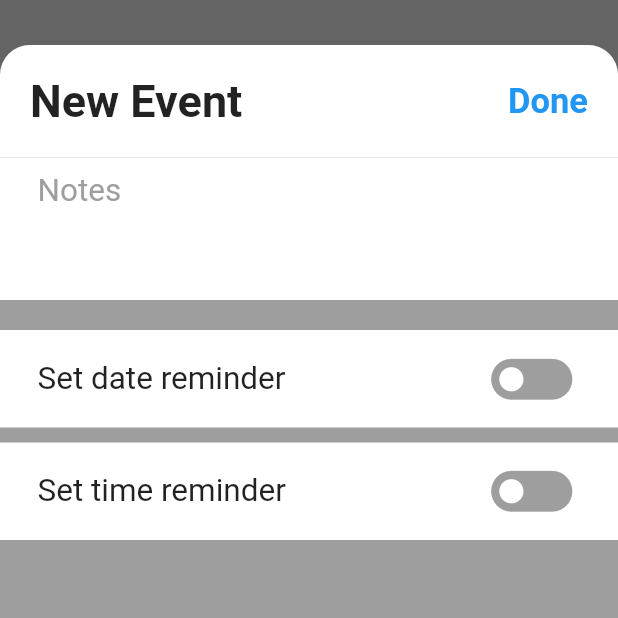
After one commit to Samaritan1011001/flutterAcmFall, a Flutter app: the AddEventScreen screen opened directly, after a tap on the "radio button unchecked" icon, after a tap on the "info outline" icon, on a phone screen of 412 x 824 dp, the top half of it. The commit adds this screen. Run offline on Flutter 3.47's test engine with Material 2 defaults, Android fonts, the phone set to English and light mode, and no system bars.

Commit message:
Added event screen

```diff
--- a/lib/main.dart
+++ b/lib/main.dart
@@ -1,5 +1,6 @@
 import 'package:flutter/material.dart';
 import 'package:flutterAcmFall/screens/home_screen.dart';
+import 'package:flutterAcmFall/screens/add_event_screen.dart';
 
 void main() {
   runApp(MyApp());
--- /dev/null
+++ b/lib/screens/add_event_screen.dart
@@ -0,0 +1,375 @@
+import 'package:flutter/material.dart';
+import 'package:flutter/cupertino.dart';
+
+class AddEventScreen extends StatefulWidget {
+  AddEventScreen({Key key}) : super(key: key);
+
+  @override
+  _AddEventScreen createState() => _AddEventScreen();
+}
+
+class _AddEventScreen extends State<AddEventScreen> {
+  bool _openMoreSetting = false;
+  bool _isDone = false;
+  String _eventTitle;
+  String _eventNote;
+  bool _setDate = false;
+  DateTime _eventDate = DateTime.now();
+  bool _setTime = false;
+  DateTime _eventTime = DateTime.now();
+
+  void _onChangeEventTitle(String eventTitle) {
+    setState(() {
+      _eventTitle = eventTitle;
+    });
+  }
+
+  void _onChangeNote(String note) {
+    setState(() {
+      _eventNote = note;
+    });
+  }
+
+  void _toggleDate() {
+    setState(() {
+      _setDate = !_setDate;
+    });
+  }
+
+  void _onChangeDate(DateTime date) {
+    setState(() {
+      _eventDate = date;
+    });
+  }
+
+  void _toggleTime() {
+    setState(() {
+      _setTime = !_setTime;
+    });
+  }
+
+  void _onChangeTime(DateTime time) {
+    setState(() {
+      _eventTime = time;
+    });
+  }
+
+  void _closeMoreSetting() {
+    FocusScope.of(context).requestFocus(new FocusNode());
+    setState(() {
+      _openMoreSetting = false;
+    });
+  }
+
+  @override
+  Widget build(BuildContext context) {
+    return Scaffold(
+        body: SafeArea(
+            child: GestureDetector(
+      behavior: HitTestBehavior.opaque,
+      onTap: () {
+        FocusScope.of(context).requestFocus(new FocusNode());
+      },
+      child: Stack(children: <Widget>[
+        Column(children: <Widget>[
+          // Header bar: Cancel and Done button
+          Container(
+              child: Row(
+                  mainAxisAlignment: MainAxisAlignment.spaceBetween,
+                  children: <Widget>[
+                // Cancel button: Return null object
+                InkWell(
+                    onTap: () {
+                      FocusScope.of(context).requestFocus(new FocusNode());
+                      print("Add Event Canceled");
+                    },
+                    highlightColor: Colors.transparent,
+                    splashColor: Colors.transparent,
+                    child: Padding(
+                        padding: EdgeInsets.symmetric(
+                            horizontal: 20.0, vertical: 25.0),
+                        child: Text("Cancel",
+                            style: TextStyle(
+                                color: Colors.blue,
+                                fontSize: 23,
+                                fontWeight: FontWeight.normal)))),
+                // Done button: Return task obj (or add to task list)
+                InkWell(
+                    onTap: () {
+                      FocusScope.of(context).requestFocus(new FocusNode());
+                      (_eventTitle != null && _eventTitle != '')
+                          ? print("Add Event Done: $_eventTitle")
+                          : print("Empty event");
+                    },
+                    highlightColor: Colors.transparent,
+                    splashColor: Colors.transparent,
+                    child: Padding(
+                        padding: EdgeInsets.symmetric(
+                            horizontal: 20.0, vertical: 25.0),
+                        child: Text("Done",
+                            style: TextStyle(
+                                color:
+                                    (_eventTitle != null && _eventTitle != '')
+                                        ? Colors.blue
+                                        : Colors.grey,
+                                fontSize: 23,
+                                fontWeight: FontWeight.bold)))),
+              ])),
+          // Main body: enter Task name and date
+          Container(
+              child: Padding(
+                  padding: EdgeInsets.only(top: 20.0),
+                  child: Row(children: <Widget>[
+                    // Radio Button
+                    InkWell(
+                        onTap: () {
+                          setState(() {
+                            _isDone = !_isDone;
+                          });
+                        },
+                        highlightColor: Colors.transparent,
+                        splashColor: Colors.transparent,
+                        child: Padding(
+                            padding: EdgeInsets.only(left: 20.0),
+                            child: _isDone
+                                ? Icon(Icons.radio_button_checked,
+                                    color: Colors.blue, size: 35)
+                                : Icon(Icons.radio_button_unchecked,
+                                    color: Colors.grey, size: 35))),
+                    // Task text
+                    Expanded(
+                        child: TextField(
+                      onChanged: _onChangeEventTitle,
+                      decoration: InputDecoration(
+                          hintText: "What do you want to do?",
+                          hintStyle:
+                              TextStyle(fontSize: 23, color: Colors.grey),
+                          border: InputBorder.none,
+                          contentPadding:
+                              EdgeInsets.symmetric(horizontal: 10.0)),
+                      style: TextStyle(fontSize: 24, color: Colors.black),
+                    )),
+                    // More info button: add date and time
+                    InkWell(
+                        onTap: () {
+                          FocusScope.of(context).requestFocus(new FocusNode());
+                          setState(() {
+                            _openMoreSetting = true;
+                          });
+                        },
+                        highlightColor: Colors.transparent,
+                        splashColor: Colors.transparent,
+                        child: Padding(
+                            padding: EdgeInsets.only(right: 20, left: 5),
+                            child: Icon(Icons.info_outline,
+                                color: Colors.blue, size: 30)))
+                  ])))
+        ]),
+        _openMoreSetting
+            ? AnimatedContainer(
+                duration: Duration(milliseconds: 1000),
+                color: Color.fromRGBO(100, 100, 100, 80))
+            : Container(),
+        _openMoreSetting
+            ? MoreEventSetting(
+                eventTitle: _eventTitle,
+                note: _eventNote,
+                isOpen: _openMoreSetting,
+                eventDate: _eventDate,
+                setDate: _setDate,
+                eventTime: _eventTime,
+                setTime: _setTime,
+                onChangeNote: _onChangeNote,
+                toggleDate: _toggleDate,
+                onChangeDate: _onChangeDate,
+                toggleTime: _toggleTime,
+                onChangeTime: _onChangeTime,
+                closeSetting: _closeMoreSetting,
+              )
+            : Container(),
+      ]),
+    )));
+  }
+}
+
+class MoreEventSetting extends StatefulWidget {
+  MoreEventSetting(
+      {Key key,
+      this.eventTitle,
+      this.note,
+      this.isOpen,
+      this.eventDate,
+      this.setDate,
+      this.eventTime,
+      this.setTime,
+      @required this.onChangeNote,
+      @required this.toggleDate,
+      @required this.onChangeDate,
+      @required this.toggleTime,
+      @required this.onChangeTime,
+      @required this.closeSetting})
+      : super(key: key);
+
+  String eventTitle;
+  String note;
+  bool isOpen;
+  bool setDate;
+  DateTime eventDate;
+  bool setTime;
+  DateTime eventTime;
+  final Function onChangeNote;
+  final Function toggleDate;
+  final Function onChangeDate;
+  final Function toggleTime;
+  final Function onChangeTime;
+  final Function closeSetting;
+
+  _MoreEventSetting createState() => _MoreEventSetting();
+}
+
+class _MoreEventSetting extends State<MoreEventSetting> {
+  @override
+  Widget build(BuildContext context) {
+    double _settingYOffSet = widget.isOpen ? 30 : 0;
+    String _eventTitle = (widget.eventTitle != null && widget.eventTitle != '')
+        ? '${widget.eventTitle.substring(0, 15)}...'
+        : 'New Event';
+
+    return GestureDetector(
+        behavior: HitTestBehavior.opaque,
+        onTap: () {
+          FocusScope.of(context).requestFocus(new FocusNode());
+        },
+        child: AnimatedContainer(
+            curve: Curves.fastLinearToSlowEaseIn,
+            duration: Duration(milliseconds: 1000),
+            transform: Matrix4.translationValues(0, _settingYOffSet, 1),
+            decoration: BoxDecoration(
+                color: Colors.grey,
+                borderRadius: BorderRadius.only(
+                  topLeft: Radius.circular(20.0),
+                  topRight: Radius.circular(20.0),
+                )),
+            child: Column(children: <Widget>[
+              Container(
+                  decoration: BoxDecoration(
+                      color: Colors.white,
+                      borderRadius: BorderRadius.only(
+                        topLeft: Radius.circular(20.0),
+                        topRight: Radius.circular(20.0),
+                      )),
+                  child: Row(
+                      mainAxisAlignment: MainAxisAlignment.spaceBetween,
+                      children: <Widget>[
+                        Expanded(
+                            child: Padding(
+                                padding: EdgeInsets.symmetric(
+                                    horizontal: 20.0, vertical: 20.0),
+                                child: Text(_eventTitle,
+                                    style: TextStyle(
+                                        fontSize: 30,
+                                        fontWeight: FontWeight.bold)))),
+                        InkWell(
+                            onTap: widget.closeSetting,
+                            highlightColor: Colors.transparent,
+                            splashColor: Colors.transparent,
+                            child: Padding(
+                                padding: EdgeInsets.symmetric(
+                                    horizontal: 20.0, vertical: 20.0),
+                                child: Text("Done",
+                                    style: TextStyle(
+                                        color: Colors.blue,
+                                        fontSize: 23,
+                                        fontWeight: FontWeight.bold)))),
+                      ])),
+              Column(children: <Widget>[
+                Padding(
+                    padding: EdgeInsets.only(bottom: 10),
+                    child: Container(
+                        color: Colors.white,
+                        child: TextFormField(
+                          keyboardType: TextInputType.multiline,
+                          maxLines: 3,
+                          initialValue: widget.note,
+                          onChanged: widget.onChangeNote,
+                          decoration: InputDecoration(
+                              hintText: "Notes",
+                              hintStyle:
+                                  TextStyle(fontSize: 21, color: Colors.grey),
+                              border: InputBorder.none,
+                              contentPadding: EdgeInsets.symmetric(
+                                  horizontal: 25.0, vertical: 10.0)),
+                          style: TextStyle(fontSize: 21, color: Colors.black),
+                        ))),
+                Padding(
+                    padding: EdgeInsets.only(top: 10),
+                    child: Container(
+                      color: Colors.white,
+                      child: Padding(
+                          padding: EdgeInsets.symmetric(horizontal: 25.0),
+                          child: Row(
+                              mainAxisAlignment: MainAxisAlignment.spaceBetween,
+                              children: <Widget>[
+                                Text("Set date reminder",
+                                    style: TextStyle(fontSize: 21)),
+                                InkWell(
+                                    onTap: widget.toggleDate,
+                                    highlightColor: Colors.transparent,
+                                    splashColor: Colors.transparent,
+                                    child: Icon(
+                                        (widget.setDate
+                                            ? Icons.toggle_on
+                                            : Icons.toggle_off),
+                                        color: (widget.setDate
+                                            ? Colors.green
+                                            : Colors.grey),
+                                        size: 65)),
+                              ])),
+                    )),
+                widget.setDate
+                    ? Container(
+                        color: Colors.white,
+                        height: 130,
+                        child: CupertinoDatePicker(
+                            initialDateTime: widget.eventDate,
+                            mode: CupertinoDatePickerMode.date,
+                            onDateTimeChanged: widget.onChangeDate))
+                    : Container(),
+                Padding(
+                    padding: EdgeInsets.only(top: 10),
+                    child: Container(
+                      color: Colors.white,
+                      child: Padding(
+                          padding: EdgeInsets.symmetric(horizontal: 25.0),
+                          child: Row(
+                              mainAxisAlignment: MainAxisAlignment.spaceBetween,
+                              children: <Widget>[
+                                Text("Set time reminder",
+                                    style: TextStyle(fontSize: 21)),
+                                InkWell(
+                                    onTap: widget.toggleTime,
+                                    highlightColor: Colors.transparent,
+                                    splashColor: Colors.transparent,
+                                    child: Icon(
+                                        (widget.setTime
+                                            ? Icons.toggle_on
+                                            : Icons.toggle_off),
+                                        color: (widget.setTime
+                                            ? Colors.green
+                                            : Colors.grey),
+                                        size: 65)),
+                              ])),
+                    )),
+                widget.setTime
+                    ? Container(
+                        color: Colors.white,
+                        height: 130,
+                        child: CupertinoDatePicker(
+                            initialDateTime: widget.eventTime,
+                            mode: CupertinoDatePickerMode.time,
+                            onDateTimeChanged: widget.onChangeTime))
+                    : Container(),
+              ]),
+            ])));
+  }
+}
```
Also changed, not shown: pubspec.yaml (+1 -9 lines), pubspec.lock.
